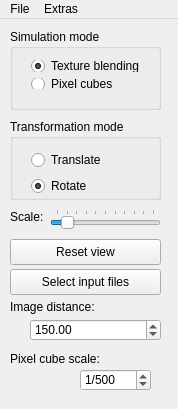
First picture: the form in glxraysim/mainwindow.ui, repository ulikoehler/xraysim, before the edit.
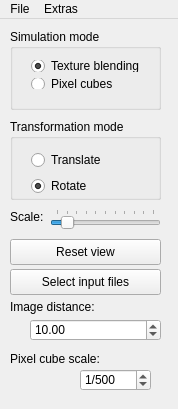
Second picture: the form after the edit.

Diff of the .ui file:
```diff
--- a/glxraysim/mainwindow.ui
+++ b/glxraysim/mainwindow.ui
@@ -203,7 +203,7 @@
      <double>1000000.000000000000000</double>
     </property>
     <property name="value">
-     <double>150.000000000000000</double>
+     <double>10.000000000000000</double>
     </property>
    </widget>
    <widget class="QLabel" name="pixelCubeScaleLabel">
```
